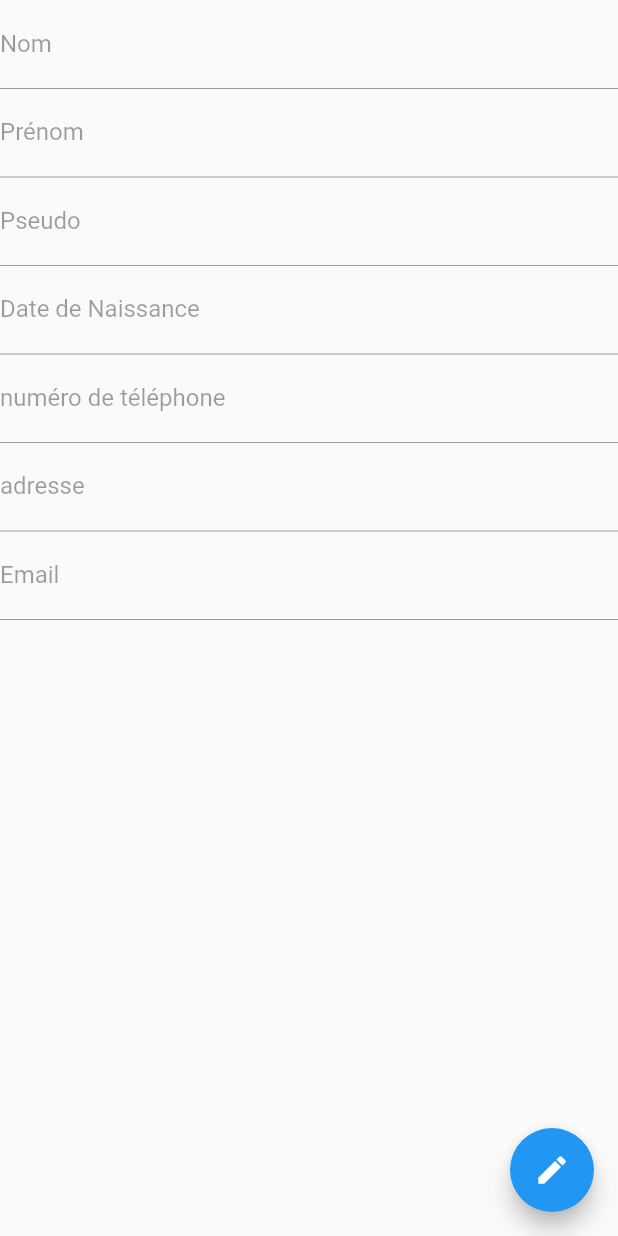
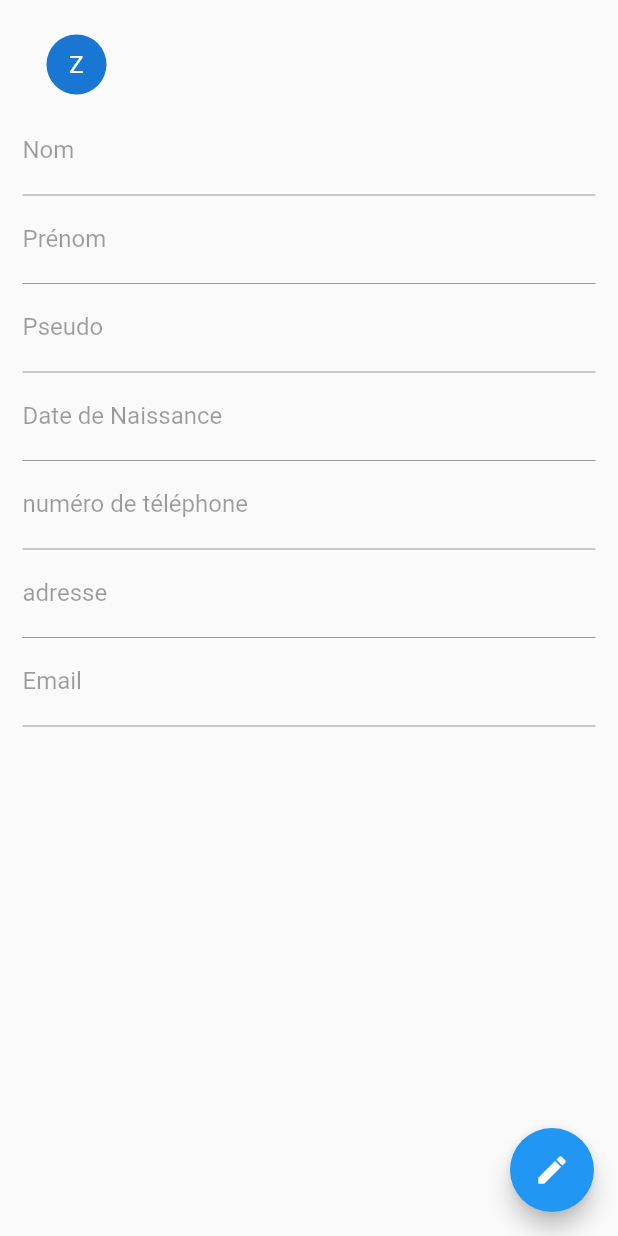
Before and after one commit to Anoulacks/esgi_tweet, a Flutter app: the ProfileScreen screen opened directly, on a phone screen of 412 x 824 dp. Run offline on Flutter 3.47's test engine with Material 2 defaults, Android fonts, the phone set to English and light mode, and no system bars; our stand-ins replace bloc, cloud_firestore, firebase_auth, firebase_core, firebase_crashlytics, firebase_storage and 2 more; accounts and stored records are empty.

Commit message:
add edit profile

```diff
--- a/lib/blocs/users_bloc/users_bloc.dart
+++ b/lib/blocs/users_bloc/users_bloc.dart
@@ -19,10 +19,6 @@ class UsersBloc extends Bloc<UsersEvent, UsersState> {
       try {
         final userId = repository.getCurrentUserID();
         final userData = await repository.getUserById(userId);
-
-
-
-
         emit(state.copyWith(status: UsersStatus.success, user: userData));
       } catch (error) {
         emit(
--- a/lib/repositorys/users_repository.dart
+++ b/lib/repositorys/users_repository.dart
@@ -54,7 +54,6 @@ class UsersRepository {
           email: email,
           password: password
       );
-      AreaScreen.navigateTo(context);
     } on FirebaseAuthException catch (e) {
       if (e.code == 'user-not-found') {
         print('Le mail ou le mot de passe est incorrect.');
--- a/lib/screens/profile/profile_screen.dart
+++ b/lib/screens/profile/profile_screen.dart
@@ -1,6 +1,8 @@
 import 'package:cloud_firestore/cloud_firestore.dart';
 import 'package:esgi_tweet/blocs/users_bloc/users_bloc.dart';
 import 'package:esgi_tweet/models/user.dart';
+import 'package:esgi_tweet/utils/date_utils.dart';
+import 'package:esgi_tweet/utils/snackbar_utils.dart';
 import 'package:flutter/material.dart';
 import 'package:flutter_bloc/flutter_bloc.dart';
 
@@ -27,11 +29,26 @@ class _ProfileScreenState extends State<ProfileScreen> {
   @override
   Widget build(BuildContext context) {
     return Scaffold(
-      body: Form(
+      body: SafeArea(
+        child: Padding(
+          padding: const EdgeInsets.all(15),
+          child: BlocBuilder<UsersBloc, UsersState>(
+            builder: (context, state) {
+              _firstnameController.text = state.user?.firstname ?? '';
+              _lastnameController.text = state.user?.lastname ?? '';
+              _pseudoController.text = state.user?.pseudo ?? '';
+              _birthDateController.text = timestampToString(state.user?.birthDate) ?? '';
+              _phoneNumberController.text = state.user?.phoneNumber ?? '';
+              _addressController.text = state.user?.address ?? '';
+              _emailController.text = state.user?.email ?? '';
+              return Form(
                 key: _profileForm,
                 child: Column(
                   crossAxisAlignment: CrossAxisAlignment.start,
                   children: [
+                    const ListTile(
+                      leading: CircleAvatar(child: Text('Z')),
+                      ),
                     TextFormField(
                       controller: _lastnameController,
                       enabled: checkUpdate,
@@ -100,10 +117,7 @@ class _ProfileScreenState extends State<ProfileScreen> {
                             _showSnackBar(context, state.error ?? '');
                             break;
                           case UsersStatus.success:
-                            Navigator.of(context).pop();
-                            ScaffoldMessenger.of(context).showSnackBar(
-                              const SnackBar(content: Text('Profil Modifié')),
-                            );
+                            utilsSnackbar(context, 'Profil Modifié');
                             break;
                         }
                       },
@@ -118,7 +132,9 @@ class _ProfileScreenState extends State<ProfileScreen> {
                                       firstname: _firstnameController.text,
                                       lastname: _lastnameController.text,
                                       pseudo: _pseudoController.text,
-                                    birthDate: Timestamp.fromDate(DateTime.parse(_birthDateController.text)),
+                                      birthDate: Timestamp.fromDate(
+                                          DateTime.parse(
+                                              _birthDateController.text)),
                                       phoneNumber: _phoneNumberController.text,
                                       address: _addressController.text,
                                       photoURL: state.user?.photoURL,
@@ -127,10 +143,12 @@ class _ProfileScreenState extends State<ProfileScreen> {
                                       followings: state.user?.followings
                                   );
 
-                                  BlocProvider.of<UsersBloc>(context).add(UpdateUser(newUser));
+                                  BlocProvider.of<UsersBloc>(context).add(
+                                      UpdateUser(newUser));
                                 }
                               },
-                              child: const Text('Enregistrer les Modifications'),
+                              child: const Text(
+                                  'Enregistrer les Modifications'),
                             ),
                           );
                         });
@@ -138,6 +156,10 @@ class _ProfileScreenState extends State<ProfileScreen> {
                     )
                         : const Text("")
                   ],
+                ),
+              );
+            },
+          ),
         ),
       ),
       floatingActionButton: FloatingActionButton(
--- a/lib/screens/tweet/tweet_home_screen.dart
+++ b/lib/screens/tweet/tweet_home_screen.dart
@@ -93,7 +93,6 @@ class TweetHomeScreen extends StatelessWidget {
   }
 
   void _onRefreshList(BuildContext context) {
-    print("refresh");
     final postBloc = BlocProvider.of<TweetsBloc>(context);
     postBloc.add(GetAllTweets());
   }
--- a/lib/screens/tweet/widgets/tweet_card.dart
+++ b/lib/screens/tweet/widgets/tweet_card.dart
@@ -1,6 +1,7 @@
 import 'package:esgi_tweet/models/tweet.dart';
 import 'package:esgi_tweet/models/user.dart';
 import 'package:esgi_tweet/screens/tweet/widgets/tweet_button.dart';
+import 'package:esgi_tweet/utils/date_utils.dart';
 import 'package:flutter/material.dart';
 
 class TweetCard extends StatelessWidget {
@@ -33,7 +34,7 @@ class TweetCard extends StatelessWidget {
                 ),
               ),
               Text(
-                tweet.date.toDate().toString(),
+                timestampToString(tweet.date),
                 style: const TextStyle(
                   color: Colors.grey,
                   fontSize: 15.0,
--- /dev/null
+++ b/lib/utils/date_utils.dart
@@ -0,0 +1,11 @@
+import 'package:cloud_firestore/cloud_firestore.dart';
+import 'package:intl/intl.dart';
+
+String timestampToString(Timestamp? timestamp) {
+  if (timestamp != null) {
+    final dateTime = timestamp.toDate();
+    final formatter = DateFormat('yyyy-MM-dd');
+    return formatter.format(dateTime);
+  }
+  return '';
+}
--- /dev/null
+++ b/lib/utils/snackbar_utils.dart
@@ -0,0 +1,6 @@
+import 'package:flutter/material.dart';
+
+void utilsSnackbar(BuildContext context, String message) {
+  final snackBar = SnackBar(content: Text(message));
+  ScaffoldMessenger.of(context).showSnackBar(snackBar);
+}
```
Also changed, not shown: lib/models/user.dart (+16 -0 lines), lib/screens/authentification/login_screen.dart (+6 -2 lines). Lines whose indentation alone changed are shown as unchanged.
